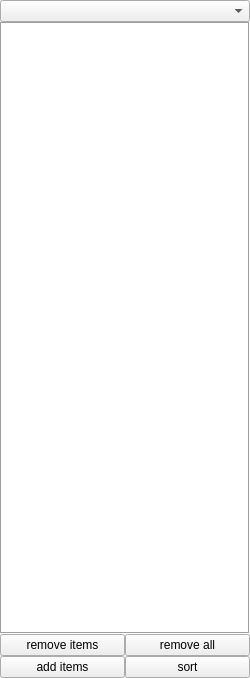
Before: the Qt Designer form cat/gui/sidebar/AtSortWidget.ui in manerotoni/afw, drawn with Qt 5.
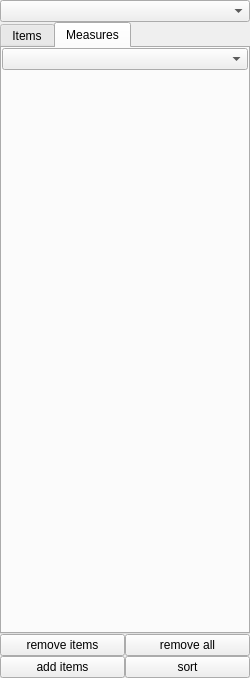
After: the same form once the commit is applied.

```diff
--- a/cat/gui/sidebar/AtSortWidget.ui
+++ b/cat/gui/sidebar/AtSortWidget.ui
@@ -33,6 +33,19 @@
       </layout>
      </item>
      <item>
+      <widget class="QTabWidget" name="tabWidget">
+       <property name="currentIndex">
+        <number>1</number>
+       </property>
+       <widget class="QWidget" name="sorttab">
+        <attribute name="title">
+         <string>Items</string>
+        </attribute>
+        <layout class="QVBoxLayout" name="verticalLayout_3">
+         <property name="margin">
+          <number>0</number>
+         </property>
+         <item>
       <widget class="QTreeView" name="treeview">
        <property name="frameShape">
         <enum>QFrame::Box</enum>
@@ -76,6 +89,49 @@
        <property name="expandsOnDoubleClick">
         <bool>false</bool>
        </property>
+          </widget>
+         </item>
+        </layout>
+       </widget>
+       <widget class="QWidget" name="featuretab">
+        <attribute name="title">
+         <string>Measures</string>
+        </attribute>
+        <layout class="QVBoxLayout" name="verticalLayout_4">
+         <property name="spacing">
+          <number>-1</number>
+         </property>
+         <property name="margin">
+          <number>0</number>
+         </property>
+         <item>
+          <widget class="QComboBox" name="ftable">
+           <property name="sizePolicy">
+            <sizepolicy hsizetype="Preferred" vsizetype="Maximum">
+             <horstretch>0</horstretch>
+             <verstretch>0</verstretch>
+            </sizepolicy>
+           </property>
+          </widget>
+         </item>
+         <item>
+          <layout class="QVBoxLayout" name="fbox"/>
+         </item>
+         <item>
+          <spacer name="vspacer">
+           <property name="orientation">
+            <enum>Qt::Vertical</enum>
+           </property>
+           <property name="sizeHint" stdset="0">
+            <size>
+             <width>20</width>
+             <height>40</height>
+            </size>
+           </property>
+          </spacer>
+         </item>
+        </layout>
+       </widget>
       </widget>
      </item>
      <item>
```
Lines whose indentation alone changed are shown as unchanged.
